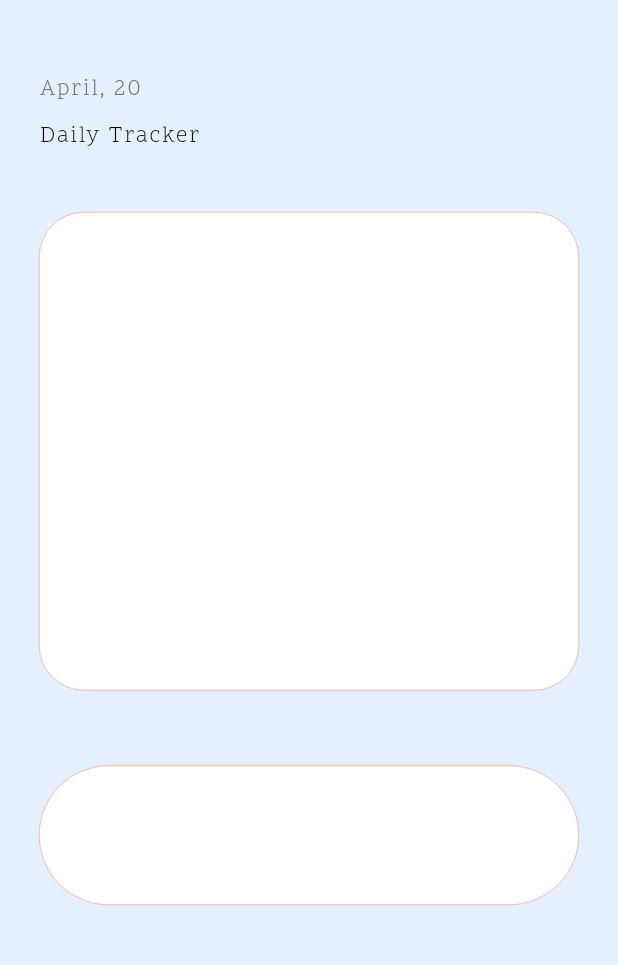
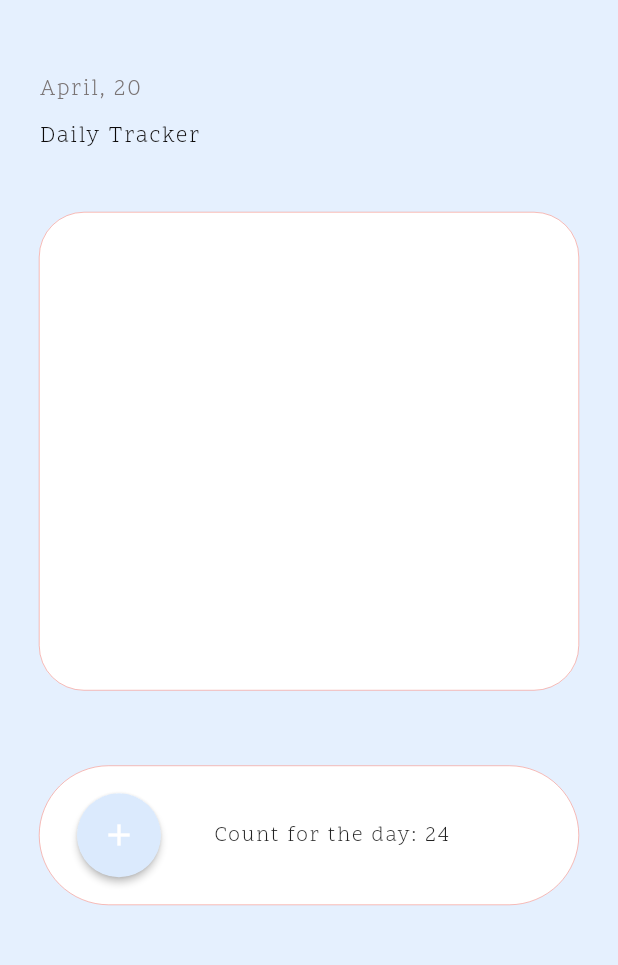
Before and after one commit to jdraper9/dstx, a Flutter app: the screen it shows once a user with an empty profile is signed in, on a phone screen of 412 x 824 dp, the part 91-1056 px from its top. Run offline on Flutter 3.47's test engine with Material 2 defaults, Android fonts, the phone set to English and light mode, and no system bars; our stand-ins replace cloud_firestore, firebase_auth, firebase_core, flutter_spinkit; accounts and stored records are empty.

Commit message:
Folder structure, add Button, Daily Count components

```diff
--- a/deathsticks/lib/views/home/chart/chart_container.dart
+++ b/deathsticks/lib/views/home/chart/chart_container.dart
@@ -0,0 +1,16 @@
+import 'package:deathsticks/shared/constants/colors.dart';
+import 'package:flutter/material.dart';
+
+class ChartContainer extends StatelessWidget {
+  @override
+  Widget build(BuildContext context) {
+    return Container(
+      height: 319.0,
+      decoration: BoxDecoration(
+        color: Colors.white,
+        borderRadius: BorderRadius.circular(30),
+        border: Border.all(color: mainRedLighter, width: .3),
+      ),
+    );
+  }
+}
--- a/deathsticks/lib/views/home/home.dart
+++ b/deathsticks/lib/views/home/home.dart
@@ -1,5 +1,6 @@
 import 'package:deathsticks/shared/constants/colors.dart';
 import 'package:deathsticks/services/auth.dart';
+import 'package:deathsticks/views/home/chart/chart_container.dart';
 import 'package:deathsticks/views/home/increment_button/button_container.dart';
 import 'package:flutter/material.dart';
 
@@ -43,17 +44,8 @@ class Home extends StatelessWidget {
             SizedBox(height: 10.0),
             Text('Daily Tracker', style: (Theme.of(context).textTheme.subtitle2.apply(color: darkGray))),
             SizedBox(height: 40.0),
-            // turn into exported view from seperate file
-            Container(
-              height: 319.0,
-              decoration: BoxDecoration(
-                color: Colors.white,
-                borderRadius: BorderRadius.circular(30),
-                border: Border.all(color: mainRedLighter, width: .3),
-              ),
-            ),
+            ChartContainer(),
             SizedBox(height: 50.0),
-            // turn into exported view from seperate file
             ButtonContainer(),
           ],
         ),
--- a/deathsticks/lib/views/home/increment_button/button.dart
+++ b/deathsticks/lib/views/home/increment_button/button.dart
@@ -0,0 +1,19 @@
+import 'package:deathsticks/shared/constants/colors.dart';
+import 'package:flutter/material.dart';
+
+class Button extends StatelessWidget {
+  @override
+  Widget build(BuildContext context) {
+    return Container(
+      margin: new EdgeInsets.only(left: 25.0),
+      child: FloatingActionButton(
+        onPressed: () {
+          print("smoked");
+        },
+        child: Icon(Icons.add),
+        backgroundColor: mainBlueDarker,
+        elevation: 2.0,
+      ),
+    );
+  }
+}
--- a/deathsticks/lib/views/home/increment_button/button_container.dart
+++ b/deathsticks/lib/views/home/increment_button/button_container.dart
@@ -1,4 +1,6 @@
 import 'package:deathsticks/shared/constants/colors.dart';
+import 'package:deathsticks/views/home/increment_button/button.dart';
+import 'package:deathsticks/views/home/increment_button/daily_count.dart';
 import 'package:flutter/material.dart';
 
 class ButtonContainer extends StatelessWidget {
@@ -11,6 +13,12 @@ class ButtonContainer extends StatelessWidget {
         borderRadius: BorderRadius.circular(60),
         border: Border.all(color: mainRedLighter, width: .3),
       ),
+      child: Row(
+        children: [
+          Button(),
+          DailyCount(),
+        ],
+      ),
     );
   }
 }
--- a/deathsticks/lib/views/home/increment_button/daily_count.dart
+++ b/deathsticks/lib/views/home/increment_button/daily_count.dart
@@ -0,0 +1,16 @@
+import 'package:flutter/material.dart';
+
+class DailyCount extends StatefulWidget {
+  @override
+  _DailyCountState createState() => _DailyCountState();
+}
+
+class _DailyCountState extends State<DailyCount> {
+  @override
+  Widget build(BuildContext context) {
+    return Container(
+      margin: new EdgeInsets.only(left: 35.0),
+      child: Text('Count for the day: 24'),
+    );
+  }
+}
```
